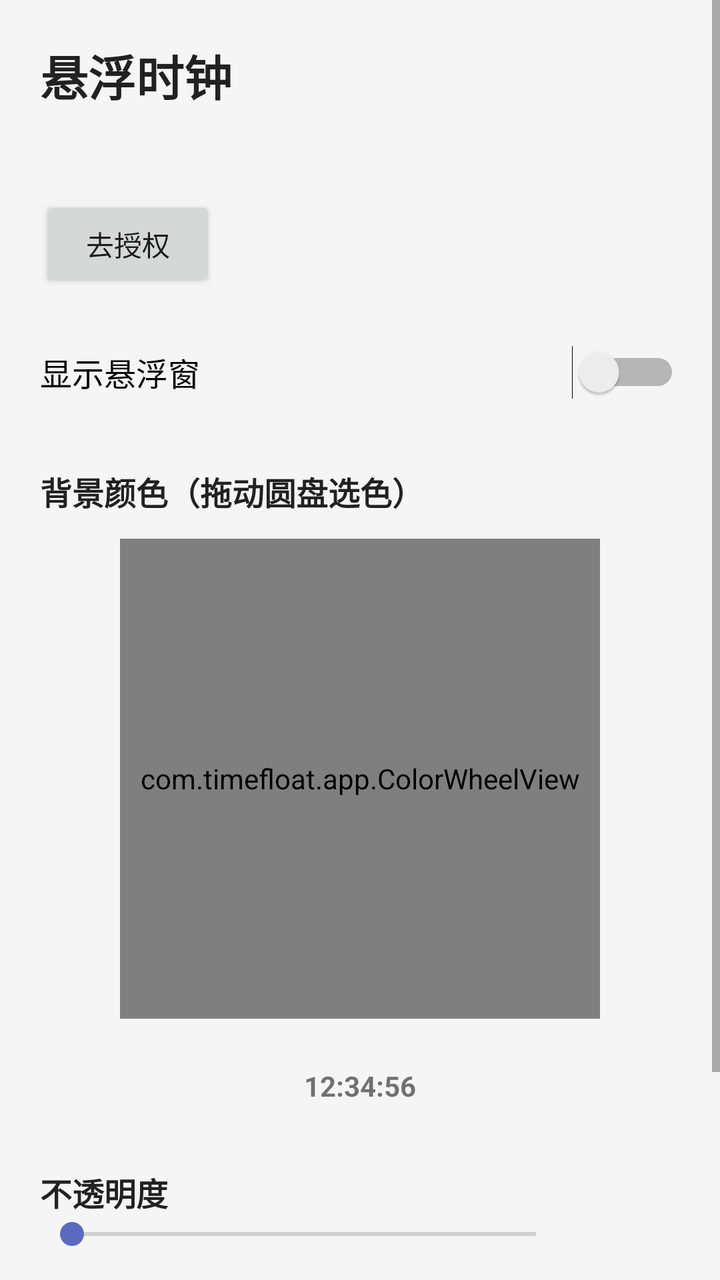
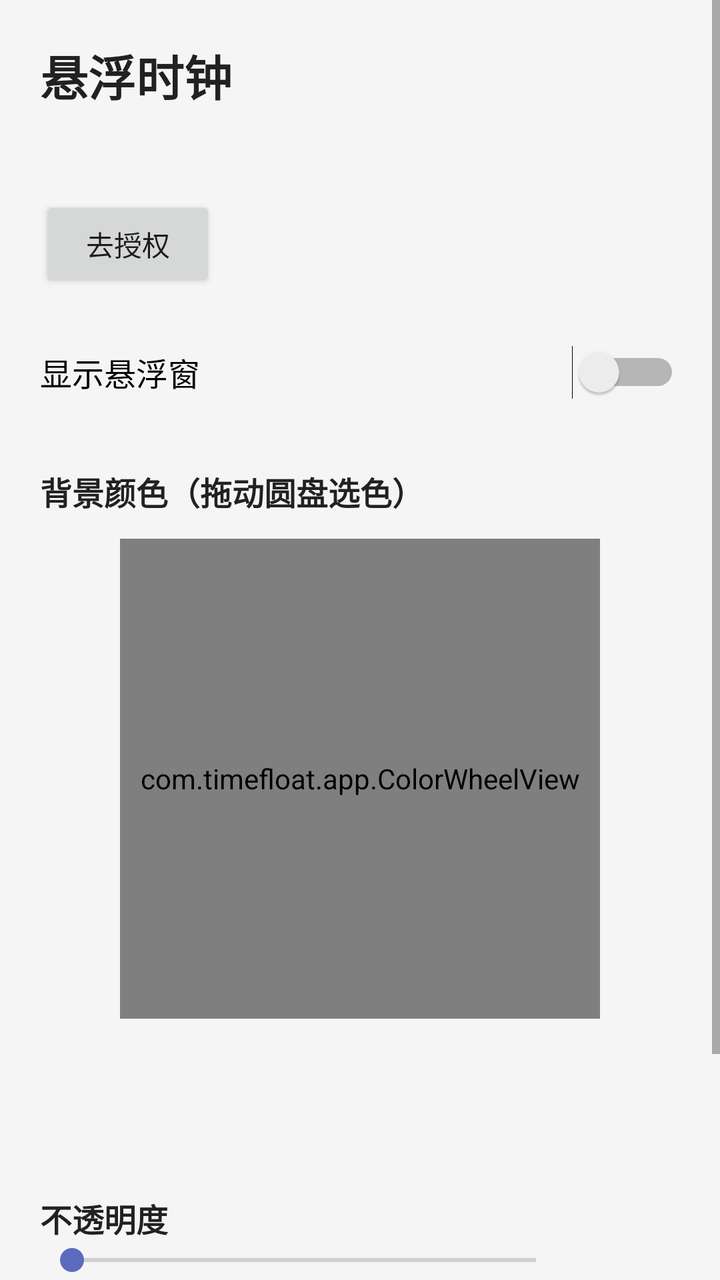

The first picture is an Android layout as it rendered before a commit; the second is the same layout after the commit. The layout source and the unified diff follow.
<!-- AndroidManifest.xml: application theme Theme.TimeFloat -->
<!-- res/layout/activity_main.xml -->
<?xml version="1.0" encoding="utf-8"?>
<ScrollView xmlns:android="http://schemas.android.com/apk/res/android"
    android:layout_width="match_parent"
    android:layout_height="match_parent"
    android:fillViewport="true">

    <LinearLayout
        android:layout_width="match_parent"
        android:layout_height="wrap_content"
        android:orientation="vertical"
        android:padding="20dp">

        <TextView
            android:layout_width="wrap_content"
            android:layout_height="wrap_content"
            android:text="@string/app_name"
            android:textColor="@color/text_main"
            android:textSize="24sp"
            android:textStyle="bold" />

        <TextView
            android:id="@+id/tvPermStatus"
            android:layout_width="wrap_content"
            android:layout_height="wrap_content"
            android:layout_marginTop="16dp"
            android:textColor="@color/text_hint"
            android:textSize="14sp" />

        <Button
            android:id="@+id/btnGrant"
            android:layout_width="wrap_content"
            android:layout_height="wrap_content"
            android:layout_marginTop="8dp"
            android:text="@string/btn_grant" />

        <Switch
            android:id="@+id/switchShow"
            android:layout_width="match_parent"
            android:layout_height="wrap_content"
            android:layout_marginTop="16dp"
            android:minHeight="48dp"
            android:text="@string/switch_show"
            android:textSize="16sp" />

        <TextView
            android:layout_width="wrap_content"
            android:layout_height="wrap_content"
            android:layout_marginTop="24dp"
            android:text="@string/section_color"
            android:textColor="@color/text_main"
            android:textSize="16sp"
            android:textStyle="bold" />

        <com.timefloat.app.ColorWheelView
            android:id="@+id/colorWheel"
            android:layout_width="240dp"
            android:layout_height="240dp"
            android:layout_gravity="center_horizontal"
            android:layout_marginTop="12dp" />

        
        <TextView
            android:id="@+id/tvPreview"
            android:layout_width="wrap_content"
            android:layout_height="wrap_content"
            android:layout_gravity="center_horizontal"
            android:layout_marginTop="16dp"
            android:paddingLeft="20dp"
            android:paddingRight="20dp"
            android:paddingTop="8dp"
            android:paddingBottom="8dp"
            android:text="12:34:56"
            android:textStyle="bold"
            android:fontFeatureSettings="tnum" />

        <TextView
            android:layout_width="wrap_content"
            android:layout_height="wrap_content"
            android:layout_marginTop="24dp"
            android:text="@string/section_alpha"
            android:textColor="@color/text_main"
            android:textSize="16sp"
            android:textStyle="bold" />

        <LinearLayout
            android:layout_width="match_parent"
            android:layout_height="wrap_content"
            android:orientation="horizontal"
            android:gravity="center_vertical">

            <SeekBar
                android:id="@+id/sbAlpha"
                android:layout_width="0dp"
                android:layout_height="wrap_content"
                android:layout_weight="1"
                android:max="80"
                android:min="0" />

            <TextView
                android:id="@+id/tvAlphaValue"
                android:layout_width="wrap_content"
                android:layout_height="wrap_content"
                android:layout_marginStart="8dp"
                android:minWidth="48dp"
                android:textColor="@color/text_hint"
                android:textSize="14sp" />
        </LinearLayout>

        <TextView
            android:layout_width="wrap_content"
            android:layout_height="wrap_content"
            android:layout_marginTop="24dp"
            android:text="@string/section_font"
            android:textColor="@color/text_main"
            android:textSize="16sp"
            android:textStyle="bold" />

        <LinearLayout
            android:layout_width="match_parent"
            android:layout_height="wrap_content"
            android:orientation="horizontal"
            android:gravity="center_vertical">

            <SeekBar
                android:id="@+id/sbFont"
                android:layout_width="0dp"
                android:layout_height="wrap_content"
                android:layout_weight="1"
                android:max="36"
                android:min="0" />

            <TextView
                android:id="@+id/tvFontValue"
                android:layout_width="wrap_content"
                android:layout_height="wrap_content"
                android:layout_marginStart="8dp"
                android:minWidth="48dp"
                android:textColor="@color/text_hint"
                android:textSize="14sp" />
        </LinearLayout>

        <TextView
            android:layout_width="match_parent"
            android:layout_height="wrap_content"
            android:layout_marginTop="32dp"
            android:text="@string/hint_usage"
            android:textColor="@color/text_hint"
            android:textSize="13sp" />
    </LinearLayout>
</ScrollView>
<!-- resources referenced by this layout -->
<resources>
  <color name="text_hint">#757575</color>
  <color name="text_main">#212121</color>
  <string name="app_name">悬浮时钟</string>
  <string name="btn_grant">去授权</string>
  <string name="hint_usage">提示：按住悬浮窗可拖动，单击悬浮窗回到此页</string>
  <string name="section_alpha">不透明度</string>
  <string name="section_color">背景颜色（拖动圆盘选色）</string>
  <string name="section_font">时间字号</string>
  <string name="switch_show">显示悬浮窗</string>
  <style name="Theme.TimeFloat" parent="android:Theme.Material.Light.NoActionBar">
          <item name="android:colorPrimary">@color/primary</item>
          <item name="android:colorPrimaryDark">@color/primary_dark</item>
          <item name="android:colorAccent">@color/accent</item>
          <item name="android:statusBarColor">@color/primary_dark</item>
          <item name="android:windowBackground">@color/window_bg</item>
      </style>
  <color name="primary">#3F51B5</color>
  <color name="primary_dark">#303F9F</color>
  <color name="accent">#5C6BC0</color>
  <color name="window_bg">#F5F5F5</color>
</resources>

<!-- the commit's change to res/layout/activity_main.xml (unified diff, before → after) -->
@@ -59,19 +59,12 @@
             android:layout_marginTop="12dp" />
 
         
-        <TextView
-            android:id="@+id/tvPreview"
-            android:layout_width="wrap_content"
-            android:layout_height="wrap_content"
+        <View
+            android:id="@+id/vPreview"
+            android:layout_width="120dp"
+            android:layout_height="48dp"
             android:layout_gravity="center_horizontal"
-            android:layout_marginTop="16dp"
-            android:paddingLeft="20dp"
-            android:paddingRight="20dp"
-            android:paddingTop="8dp"
-            android:paddingBottom="8dp"
-            android:text="12:34:56"
-            android:textStyle="bold"
-            android:fontFeatureSettings="tnum" />
+            android:layout_marginTop="16dp" />
 
         <TextView
             android:layout_width="wrap_content"
